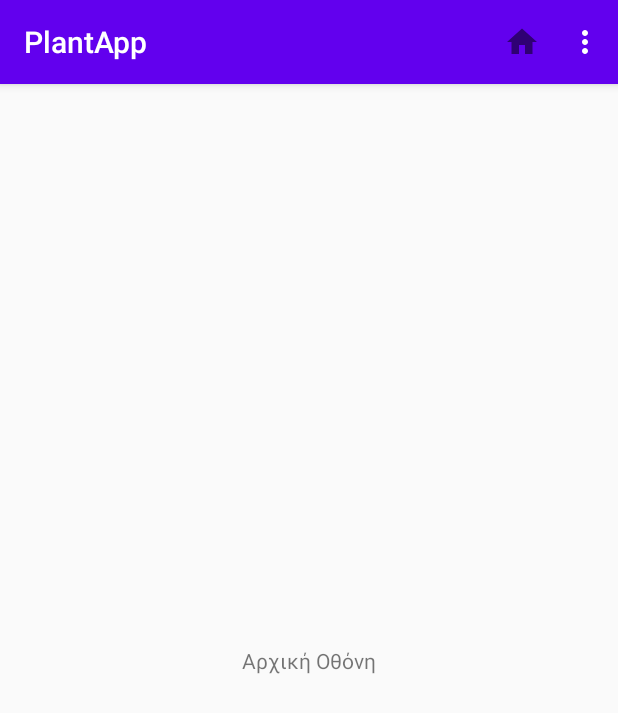
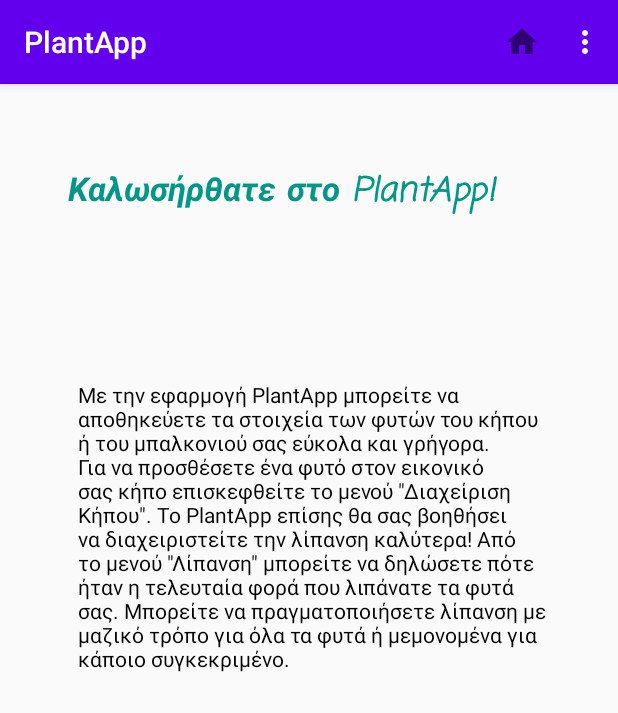
Before and after one commit to terilias/PlantApp2, an Android app: the screen it shows after launch (MainActivity), on a phone screen of 412 x 824 dp. Shown: the top 713 px of the screen. Run offline under Robolectric (Android 15) with nearby library versions, the phone set to English and light mode, and no system bars.

Commit message:
λίπασμα

```diff
--- a/app/src/main/res/layout/activity_main.xml
+++ b/app/src/main/res/layout/activity_main.xml
@@ -8,12 +8,34 @@
     tools:context=".MainActivity">
 
     <TextView
-        android:layout_width="wrap_content"
-        android:layout_height="wrap_content"
-        android:text="@string/first_placeholder"
+        android:id="@+id/textView4"
+        android:layout_width="328dp"
+        android:layout_height="346dp"
+        android:layout_marginLeft="24dp"
+        android:layout_marginRight="24dp"
+        android:text="@string/welcomeText"
+        android:textColor="#040303"
         app:layout_constraintBottom_toBottomOf="parent"
+        app:layout_constraintHorizontal_bias="0.771"
         app:layout_constraintLeft_toLeftOf="parent"
         app:layout_constraintRight_toRightOf="parent"
-        app:layout_constraintTop_toTopOf="parent" />
+        app:layout_constraintTop_toTopOf="parent"
+        app:layout_constraintVertical_bias="0.467" />
+
+    <TextView
+        android:id="@+id/textView2"
+        android:layout_width="349dp"
+        android:layout_height="72dp"
+        android:fontFamily="casual"
+        android:text="@string/welcomeTitle"
+        android:textAppearance="@style/TextAppearance.AppCompat.Large"
+        android:textColor="#009688"
+        android:textStyle="bold|italic"
+        app:layout_constraintBottom_toTopOf="@+id/textView4"
+        app:layout_constraintEnd_toEndOf="parent"
+        app:layout_constraintHorizontal_bias="0.724"
+        app:layout_constraintStart_toStartOf="parent"
+        app:layout_constraintTop_toTopOf="parent"
+        app:layout_constraintVertical_bias="0.442" />
 
 </androidx.constraintlayout.widget.ConstraintLayout>
--- a/app/src/main/res/values/strings.xml
+++ b/app/src/main/res/values/strings.xml
@@ -21,7 +21,7 @@
     <string name="plantInfo">Πληροφορίες Φυτού</string>
     <string name="gardenManagementTitle">Διαχειριστείτε τον κήπο σας  εδώ!</string>
     <string name="fertilTitle">Ρίξτε λίπασμα!</string>
-    <string name="fertilInfo">Το PlantApp θα σας βοηθήσει να διαχειριστείτε την λίπανση καλύτερα! Από εδώ μπορείτε να δηλώσετε πότε ήταν η τελευταία φορά που λιπάνατε τα φυτά του κήπου σας και η εφαρμογή θα αναλάβει να σας ειδοποιήσει όταν θα χρειαστεί να ξαναλιπάνετε! Τα παραγωγικά φυτά (π.χ. τα λαχανικά) χρειάζονται λίπασμα κάθε 15 μέρες περίπου αλλά μπορείτε να αποφασίσετε εσείς την συχνότητα λίπανσης σύμφωνα με τις ανάγκες των φυτών σας.</string>
+    <string name="fertilInfo">Από εδώ μπορείτε να σημειώσετε την τελευταία λίπανση που πραγματοποιήσατε. Τα παραγωγικά φυτά (π.χ. τα λαχανικά) χρειάζονται λίπασμα κάθε 15 μέρες περίπου αλλά μπορείτε να αποφασίσετε εσείς την συχνότητα λίπανσης σύμφωνα με τις ανάγκες των φυτών σας.</string>
     <string name="menu_fertil">Λίπανση</string>
     <string name="fertilPlant">Λίπανση σε συγκεκριμένο φυτό</string>
     <string name="fertilGarden">Μαζική λίπανση:</string>
@@ -30,4 +30,6 @@
     <string name="textViewFertilStatus1">Αυτή τη στιγμή είναι ενεργή η λίπανση για όλα τα φυτά. Δώστε ημερομηνία λίπανσης. Για λίπανση συγκεκριμένου φυτού αλλάξτε την κατάσταση του διακόπτη.</string>
     <string name="textViewFertilStatus2">Έχετε επιλέξει λίπανση για ένα συγκεκριμένο φυτό. Δώστε το όνομα του φυτού αυτού και την ημερομηνία λίπανσης. Αλλάξτε τον διακόπτη αν επιθυμείτε μαζική λίπανση.</string>
     <string name="fertilButton">λιπανση</string>
+    <string name="welcomeText">"Με την εφαρμογή PlantApp μπορείτε να αποθηκεύετε τα στοιχεία των φυτών του κήπου ή του μπαλκονιού σας εύκολα και γρήγορα. Για να προσθέσετε ένα φυτό στον εικονικό σας κήπο επισκεφθείτε το μενού \"Διαχείριση Κήπου\". Το PlantApp επίσης θα σας βοηθήσει να διαχειριστείτε την λίπανση καλύτερα! Από το μενού \"Λίπανση\" μπορείτε να δηλώσετε πότε ήταν η τελευταία φορά που λιπάνατε τα φυτά σας. Μπορείτε να πραγματοποιήσετε λίπανση με μαζικό τρόπο για όλα τα φυτά ή μεμονομένα για κάποιο συγκεκριμένο.  "</string>
+    <string name="welcomeTitle">Καλωσήρθατε στο PlantApp!</string>
 </resources>
```
